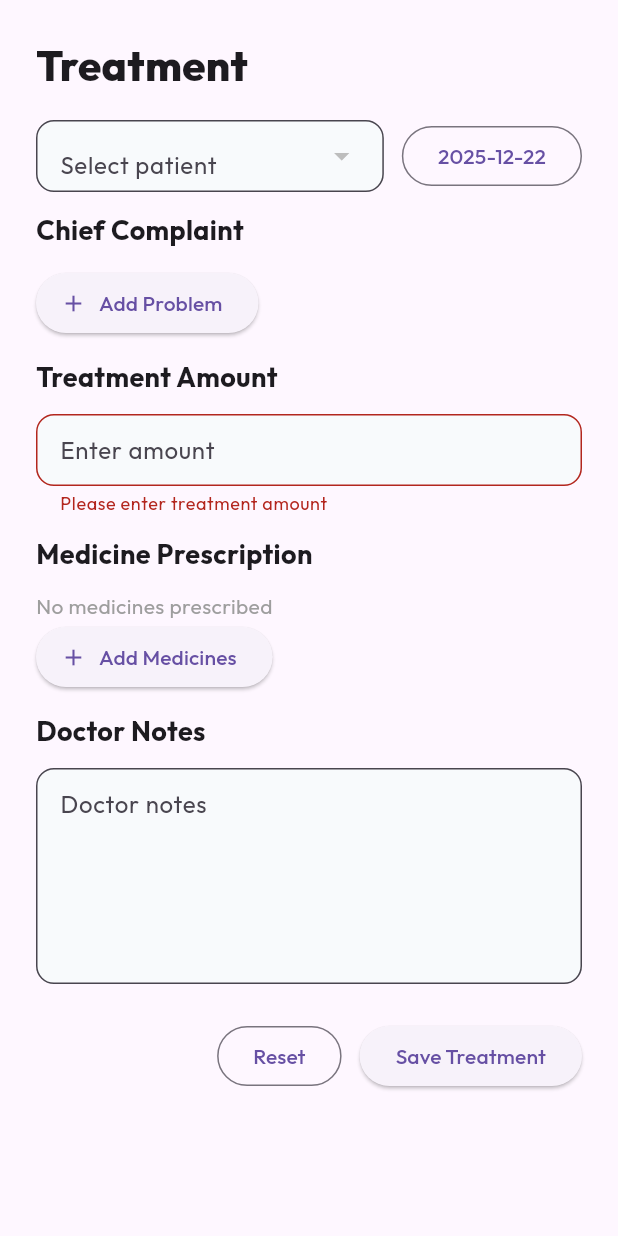
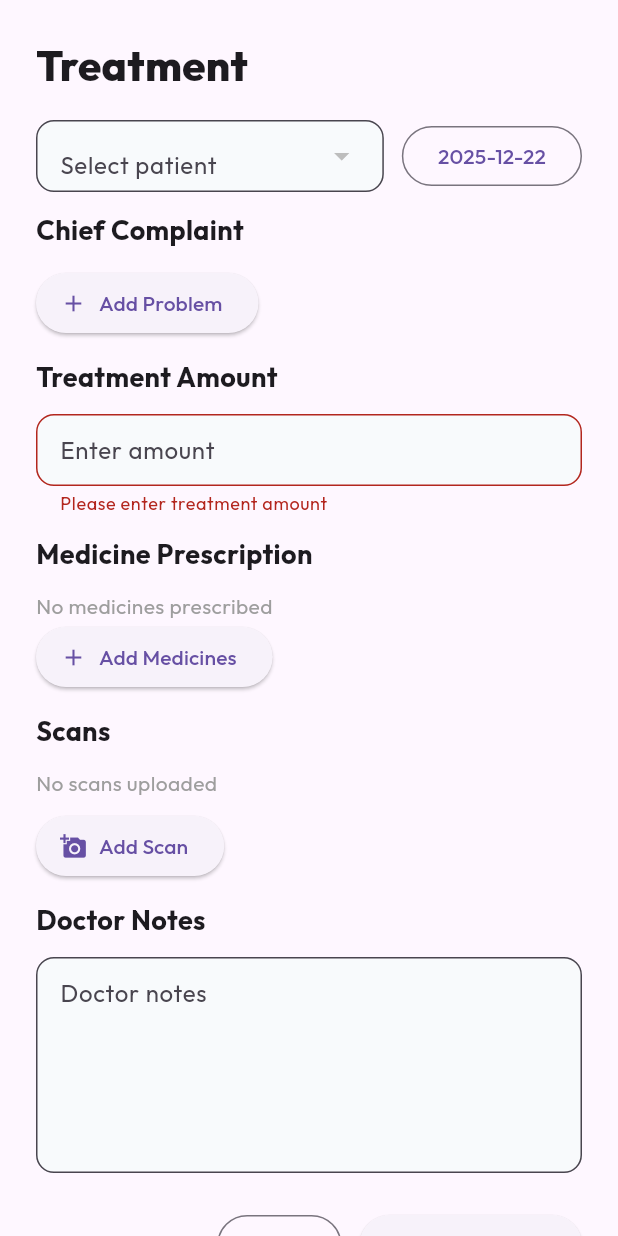
Before and after one commit to r2teducation/GDC, a Flutter app: the TreatmentWidget widget shown alone on an empty page, opened directly, after a tap on "Save Treatment", on a phone screen of 412 x 824 dp. Run offline on Flutter 3.47's test engine with Material 3 defaults, Android fonts, the phone set to English and light mode, and no system bars; our stand-ins replace cloud_firestore, dropdown_button2, firebase_auth, firebase_core, firebase_storage, google_fonts and 1 more; accounts and stored records are empty; network calls fail; statements that could not run were skipped.

Commit message:
file upload done

```diff
--- a/gt/lib/treatment/treatmentwidget.dart
+++ b/gt/lib/treatment/treatmentwidget.dart
@@ -3,6 +3,11 @@ import 'package:dropdown_button2/dropdown_button2.dart';
 import 'package:flutter/material.dart';
 import 'package:flutter/services.dart';
 import 'package:intl/intl.dart';
+import 'dart:io';
+import 'package:image_picker/image_picker.dart';
+import 'package:firebase_storage/firebase_storage.dart';
+import 'package:uuid/uuid.dart';
+import 'package:flutter/foundation.dart';
 
 class TreatmentWidget extends StatefulWidget {
   const TreatmentWidget({super.key});
@@ -13,6 +18,11 @@ class TreatmentWidget extends StatefulWidget {
 
 class _TreatmentWidgetState extends State<TreatmentWidget> {
   final ScrollController _medicineScrollCtrl = ScrollController();
+
+  // ---------------- Scans ----------------
+  final ImagePicker _imagePicker = ImagePicker();
+  final List<XFile> _selectedScans = [];
+  bool _uploadingScans = false;
 
   // ---------------- Medicine Prescription ----------------
   final TextEditingController _medicineSearchCtrl = TextEditingController();
@@ -71,6 +81,19 @@ class _TreatmentWidgetState extends State<TreatmentWidget> {
     _medicineSearchCtrl.dispose(); // 👈 ADD
     _medicineScrollCtrl.dispose();
     super.dispose();
+  }
+
+  Future<void> _pickScans() async {
+    final List<XFile> images = await _imagePicker.pickMultiImage(
+      imageQuality: 70, // 🔥 compress (VERY IMPORTANT)
+      maxWidth: 1600,
+    );
+
+    if (images.isEmpty) return;
+
+    setState(() {
+      _selectedScans.addAll(images);
+    });
   }
 
   Future<void> _loadMedicines() async {
@@ -756,8 +779,8 @@ class _TreatmentWidgetState extends State<TreatmentWidget> {
   }
 
   // ======================================================
-  // Save
-  // ======================================================
+// Save
+// ======================================================
   Future<void> _onSave() async {
     FocusScope.of(context).unfocus();
 
@@ -773,7 +796,8 @@ class _TreatmentWidgetState extends State<TreatmentWidget> {
     setState(() => _saving = true);
 
     try {
-      await _db.collection('treatments').add({
+      // 1️⃣ Save treatment meta to Firestore
+      final treatmentRef = await _db.collection('treatments').add({
         'patientId': _selectedPatientId,
         'treatmentDate': Timestamp.fromDate(_selectedDate),
         'treatmentAmount': double.parse(_treatmentAmountCtrl.text),
@@ -787,7 +811,6 @@ class _TreatmentWidgetState extends State<TreatmentWidget> {
                 })
             .toList(),
 
-        // 🧾 Medicine Prescription
         'prescribedMedicinesCart': _medicineCart
             .map((m) => {
                   'medicineId': m['medicineId'],
@@ -796,9 +819,56 @@ class _TreatmentWidgetState extends State<TreatmentWidget> {
                 })
             .toList(),
 
-        'cartFulfilled': false, // 👈 IMPORTANT FLAG
+        // 🔍 OPTIONAL scan indicators
+        'hasScans': _selectedScans.isNotEmpty,
+        'scanCount': _selectedScans.length,
+
+        'cartFulfilled': false,
         'createdAt': FieldValue.serverTimestamp(),
       });
+
+      // 2️⃣ Upload scans to Firebase Storage (PLATFORM SAFE)
+      if (_selectedScans.isNotEmpty) {
+        setState(() => _uploadingScans = true);
+
+        for (final scan in _selectedScans) {
+          final scanId = const Uuid().v4();
+
+          final storageRef = FirebaseStorage.instance
+              .ref()
+              .child('patients')
+              .child(_selectedPatientId!)
+              .child('treatments')
+              .child(treatmentRef.id)
+              .child('scans')
+              .child('$scanId.jpg');
+
+          String downloadUrl;
+
+          if (kIsWeb) {
+            // 🌐 WEB → upload bytes
+            final bytes = await scan.readAsBytes();
+            final uploadTask = await storageRef.putData(
+              bytes,
+              SettableMetadata(contentType: 'image/jpeg'),
+            );
+            downloadUrl = await uploadTask.ref.getDownloadURL();
+          } else {
+            // 📱 MOBILE / DESKTOP → upload file
+            final uploadTask = await storageRef.putFile(File(scan.path));
+            downloadUrl = await uploadTask.ref.getDownloadURL();
+          }
+
+          // 3️⃣ Save scan metadata under treatment
+          await treatmentRef.collection('scans').doc(scanId).set({
+            'imageUrl': downloadUrl,
+            'uploadedAt': FieldValue.serverTimestamp(),
+            'fileName': scan.name,
+          });
+        }
+
+        setState(() => _uploadingScans = false);
+      }
 
       if (!mounted) return;
 
@@ -831,6 +901,8 @@ class _TreatmentWidgetState extends State<TreatmentWidget> {
       _medicineSearch = '';
 
       _problems.clear();
+      _selectedScans.clear();
+      _uploadingScans = false;
     });
   }
 
@@ -1027,6 +1099,60 @@ class _TreatmentWidgetState extends State<TreatmentWidget> {
             label: const Text('Add Medicines'),
           ),
 
+// 🖼️ Scans
+          _sectionHeader('Scans'),
+
+          if (_selectedScans.isEmpty)
+            const Text(
+              'No scans uploaded',
+              style: TextStyle(color: Colors.grey),
+            ),
+
+          if (_selectedScans.isNotEmpty)
+            Wrap(
+              spacing: 12,
+              runSpacing: 12,
+              children: List.generate(_selectedScans.length, (index) {
+                final scan = _selectedScans[index];
+
+                return Stack(
+                  children: [
+                    ClipRRect(
+                      borderRadius: BorderRadius.circular(12),
+                      child: _scanPreview(scan),
+                    ),
+                    Positioned(
+                      top: 4,
+                      right: 4,
+                      child: InkWell(
+                        onTap: () {
+                          setState(() {
+                            _selectedScans.removeAt(index);
+                          });
+                        },
+                        child: Container(
+                          decoration: BoxDecoration(
+                            color: Colors.black54,
+                            borderRadius: BorderRadius.circular(12),
+                          ),
+                          child: const Icon(Icons.close,
+                              size: 18, color: Colors.white),
+                        ),
+                      ),
+                    ),
+                  ],
+                );
+              }),
+            ),
+
+          const SizedBox(height: 8),
+
+          ElevatedButton.icon(
+            onPressed: _pickScans,
+            icon: const Icon(Icons.add_a_photo),
+            label: const Text('Add Scan'),
+          ),
+
 // 📝 Doctor Notes
           _sectionHeader('Doctor Notes'),
           TextFormField(
@@ -1041,13 +1167,21 @@ class _TreatmentWidgetState extends State<TreatmentWidget> {
             OutlinedButton(onPressed: _clearForm, child: const Text('Reset')),
             const SizedBox(width: 12),
             ElevatedButton(
-              onPressed: _saving ? null : _onSave,
-              child: const Text('Save Treatment'),
+              onPressed: (_saving || _uploadingScans) ? null : _onSave,
+              child: _uploadingScans
+                  ? const Text('Uploading scans...')
+                  : const Text('Save Treatment'),
             ),
           ]),
         ]),
       ),
     );
+  }
+
+  Widget _scanPreview(XFile scan) {
+    return kIsWeb
+        ? Image.network(scan.path, fit: BoxFit.cover)
+        : Image.file(File(scan.path), fit: BoxFit.cover);
   }
 
   void _openAddMedicineDialog() {
--- a/gt/pubspec.yaml
+++ b/gt/pubspec.yaml
@@ -50,6 +50,11 @@ dependencies:
 
   dropdown_button2: ^2.3.9
 
+  image_picker: ^1.0.7
+  firebase_storage: ^12.4.10
+  uuid: ^4.3.3
+  firebase_auth: ^5.7.0
+
 dev_dependencies:
   flutter_test:
     sdk: flutter
```
Also changed, not shown: gt/lib/main.dart (+9 -0 lines), gt/pubspec.lock, 5 other files.
